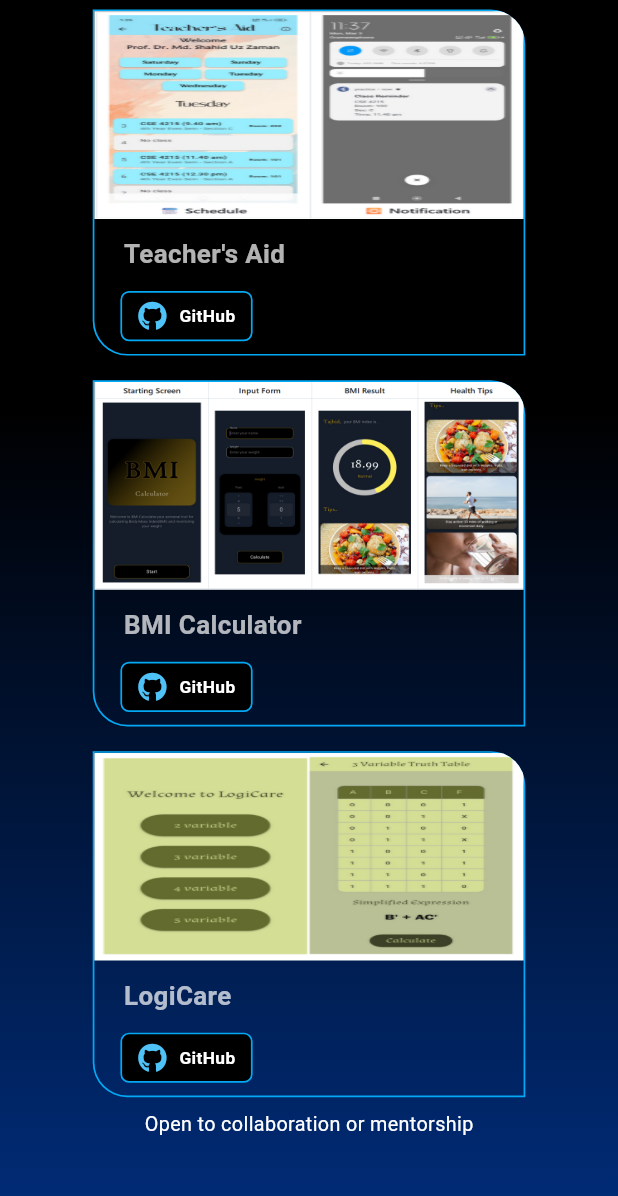
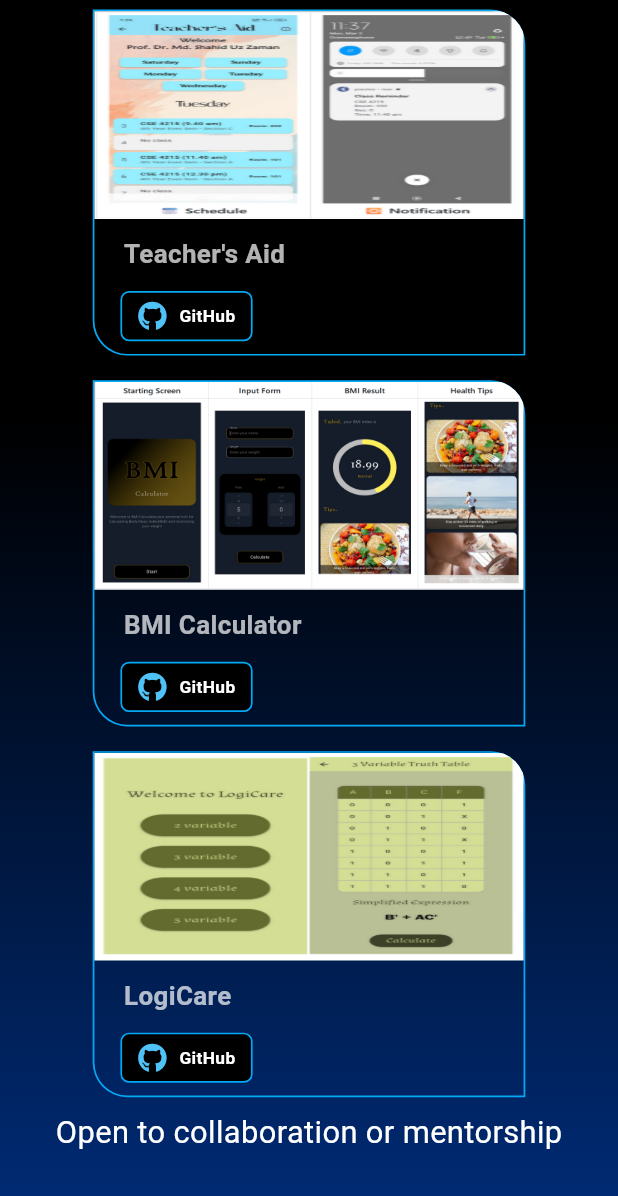
Before and after one commit to Zuhayer-Tajbid/flutter_portfolio, a Flutter app: the screen it shows after launch, scrolled down 2212 dp, on a phone screen of 412 x 824 dp. Shown: the top 1196 px of the screen. Run offline on Flutter 3.47's test engine with Material 3 defaults, Android fonts, the phone set to English and light mode, and no system bars; our stand-ins replace animated_text_kit, font_awesome_flutter, gradient_borders, shimmer, simple_gradient_text; Roboto replaces fonts that are missing (font2).

Commit message:
fixed sizing issues and added readme

```diff
--- a/lib/screens/desktop.dart
+++ b/lib/screens/desktop.dart
@@ -117,7 +117,7 @@
                     ],
                   ),
                   SizedBox(
-                    height: size.width * 0.01 + size.height / size.width,
+                    height: size.width * 0.05 + size.height / size.width,
                   ),
                   Text(
                     'About Me',
@@ -147,7 +147,7 @@
                     alignment: Alignment.bottomCenter,
                     child: ScrollHintArrow(size: size.width),
                   ),
-                  SizedBox(height: size.width * 0.017),
+                 // SizedBox(height: size.width * 0.017),
                 ],
               ),
             ),
@@ -379,7 +379,7 @@
                     'Open to collaboration or mentorship',
                     style: TextStyle(
                       fontFamily: 'font2',
-                      fontSize: size.width * 0.013,
+                      fontSize: size.width * 0.018,
                       color: Colors.white,
                     ),
                   ),
--- a/lib/screens/mobile.dart
+++ b/lib/screens/mobile.dart
@@ -163,24 +163,24 @@
                   Row(
                     crossAxisAlignment: CrossAxisAlignment.start,
                     children: [
-                      SizedBox(width: size.height * 0.02),
+                      SizedBox(width: size.height * 0.07),
                       Column(
                         mainAxisAlignment: MainAxisAlignment.start,
                         children: [
                           SizedBox(height: size.height * 0.125),
                           SkillLabel(
                             mainLabel: 'Languages',
-                            size: size.height * 0.7,
+                            size: size.height * 0.9,
                           ),
-                          SizedBox(height: size.height * 0.091),
+                          SizedBox(height: size.height * 0.105),
                           SkillLabel(
                             mainLabel: 'Frameworks',
-                            size: size.height * 0.7,
+                            size: size.height * 0.9,
                           ),
-                          SizedBox(height: size.height * 0.23),
+                          SizedBox(height: size.height * 0.244),
                           SkillLabel(
                             mainLabel: 'Courses',
-                            size: size.height * 0.7,
+                            size: size.height * 0.9,
                           ),
                         ],
                       ),
@@ -197,7 +197,7 @@
                                 size.height * 0.210,
                               ],
                               startX: size.height * 0.00,
-                              endX: size.height * 0.115,
+                              endX: size.height * 0.173,
                               startY: size.height * 0.15,
                             ),
                           ),
@@ -206,7 +206,7 @@
                               color: Colors.lightBlue,
                               endYs: [size.height * 0.295],
                               startX: size.height * 0,
-                              endX: size.height * 0.115,
+                              endX: size.height * 0.173,
                               startY: size.height * 0.295,
                             ),
                           ),
@@ -214,9 +214,9 @@
                             painter: LeftToRightBranchPainter(
                               color: Colors.cyan,
                               endYs: [
-                                size.height * 0.37,
-                                size.height * 0.415,
-                                size.height * 0.475,
+                                size.height * 0.377,
+                                size.height * 0.422,
+                                size.height * 0.478,
                                 size.height * 0.545,
                                 size.height * 0.605,
                                 size.height * 0.660,
@@ -224,7 +224,7 @@
                                 size.height * 0.780,
                               ],
                               startX: size.height * 0,
-                              endX: size.height * 0.115,
+                              endX: size.height * 0.173,
                               startY: size.height * 0.58,
                             ),
                           ),
@@ -359,7 +359,7 @@
                     'Open to collaboration or mentorship',
                     style: TextStyle(
                       fontFamily: 'font2',
-                      fontSize: size.height * 0.016,
+                      fontSize: size.height * 0.025,
                       color: Colors.white,
                     ),
                   ),
```
Also changed, not shown: lib/screens/tablet.dart (+5 -5 lines), 1 other file.
